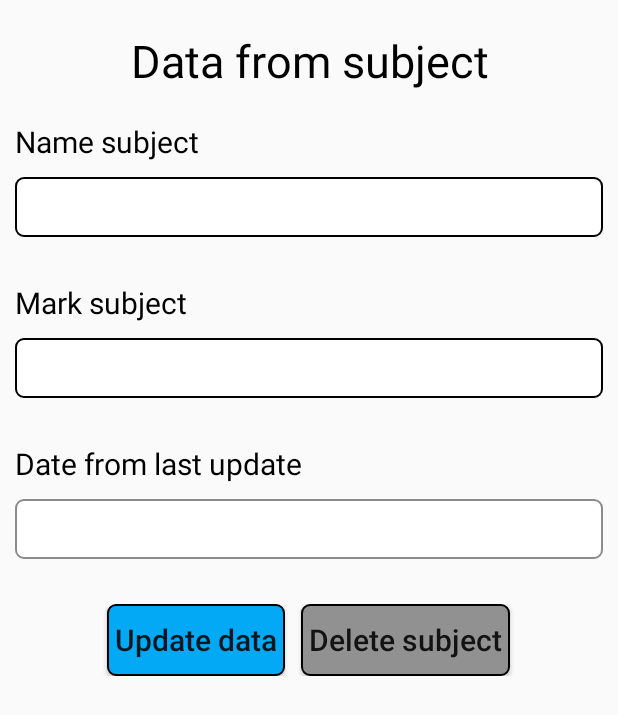
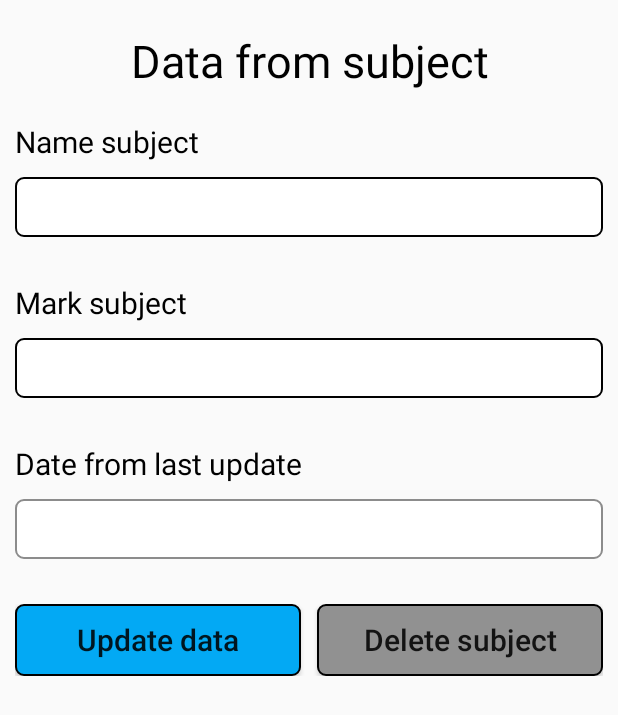
Before and after one commit to SergiodelaMata/nativeAndroidApplicationBasic, an Android app: the CheckModifyDeleteActivity screen opened directly, with no data from a screen before it, on a phone screen of 412 x 824 dp. Shown: the top 715 px of the screen. Run offline under Robolectric (Android 15) with nearby library versions, the phone set to English and light mode, and no system bars; 5 statements that could not run were skipped.

Commit message:
:art: Changed size of buttons.

```diff
--- a/app/src/main/res/layout/activity_check_modify_delete.xml
+++ b/app/src/main/res/layout/activity_check_modify_delete.xml
@@ -165,8 +165,9 @@
                 de la asignatura -->
             <Button
                 android:id="@+id/modifySubjectButton"
-                android:layout_width="wrap_content"
+                android:layout_width="match_parent"
                 android:layout_height="wrap_content"
+                android:layout_weight="1"
                 android:layout_marginEnd="5dp"
                 android:paddingStart="5dp"
                 android:paddingEnd="5dp"
@@ -178,8 +179,9 @@
             <!-- Botón para eliminar la asignatura -->
             <Button
                 android:id="@+id/deleteSubjectButton"
-                android:layout_width="wrap_content"
+                android:layout_width="match_parent"
                 android:layout_height="wrap_content"
+                android:layout_weight="1"
                 android:layout_marginStart="5dp"
                 android:paddingStart="5dp"
                 android:paddingEnd="5dp"
--- a/app/src/main/res/layout/activity_insert_subject.xml
+++ b/app/src/main/res/layout/activity_insert_subject.xml
@@ -105,7 +105,7 @@
             <!-- Botón para insertar la asignatura -->
             <Button
                 android:id="@+id/insertNewSubjectButton"
-                android:layout_width="wrap_content"
+                android:layout_width="match_parent"
                 android:layout_height="wrap_content"
                 android:paddingStart="5dp"
                 android:paddingEnd="5dp"
--- a/app/src/main/res/layout/activity_main.xml
+++ b/app/src/main/res/layout/activity_main.xml
@@ -41,7 +41,7 @@
                 insertar la asignatura -->
             <Button
                 android:id="@+id/addNewSubject"
-                android:layout_width="wrap_content"
+                android:layout_width="match_parent"
                 android:layout_height="wrap_content"
                 android:paddingStart="5dp"
                 android:paddingEnd="5dp"
```
